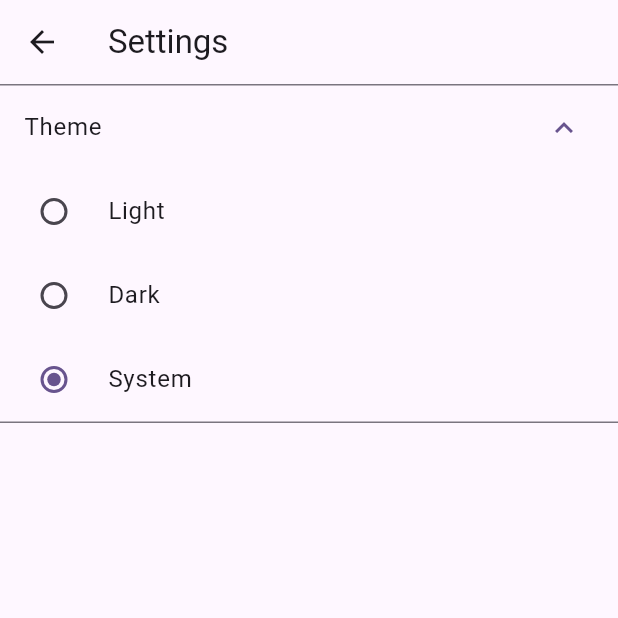
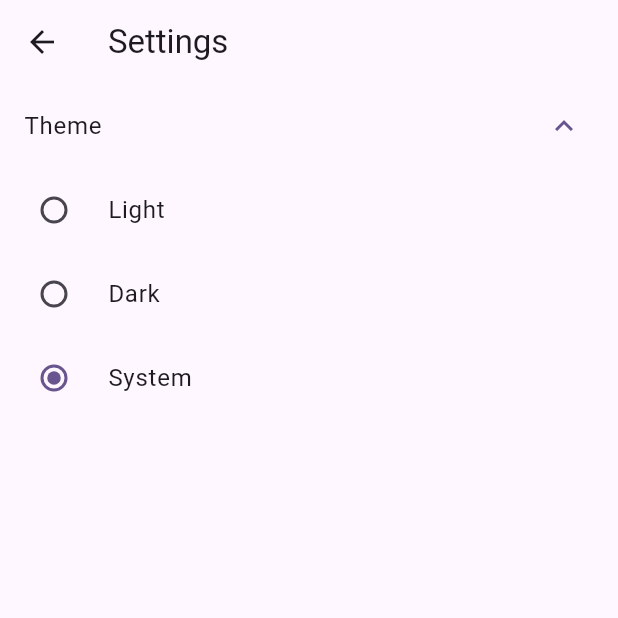
Before and after one commit to MaheshB77/password_manager, a Flutter app: the SettingsScreen screen opened directly, after a tap on "Theme", on a phone screen of 412 x 824 dp, the top half of it. Run offline on Flutter 3.47's test engine with Material 3 defaults, Android fonts, the phone set to English and light mode, and no system bars; our stand-ins replace email_validator, flutter_dotenv, flutter_riverpod, google_sign_in, supabase_flutter; accounts and stored records are empty.

Commit message:
Fixed state issue in theme settings

```diff
--- a/lib/screens/settings_screen.dart
+++ b/lib/screens/settings_screen.dart
@@ -11,6 +11,12 @@ class SettingsScreen extends ConsumerStatefulWidget {
 
 class _SettingsScreenState extends ConsumerState<SettingsScreen> {
   AppTheme? _theme = AppTheme.system;
+
+  @override
+  void initState() {
+    super.initState();
+    _theme = ref.read(themeProvider);
+  }
 
   void _setTheme(AppTheme? theme) {
     ref.watch(themeProvider.notifier).setTheme(theme!);
@@ -29,6 +35,7 @@ class _SettingsScreenState extends ConsumerState<SettingsScreen> {
         children: [
           ExpansionTile(
             title: const Text('Theme'),
+            shape: const Border(),
             children: [
               RadioListTile<AppTheme>(
                 title: const Text('Light'),
```
